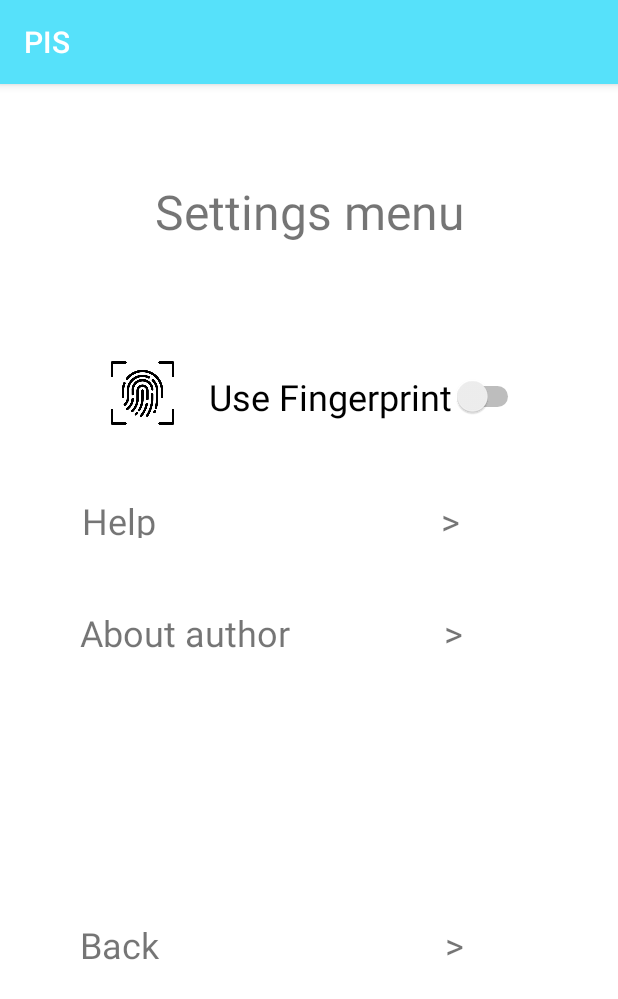
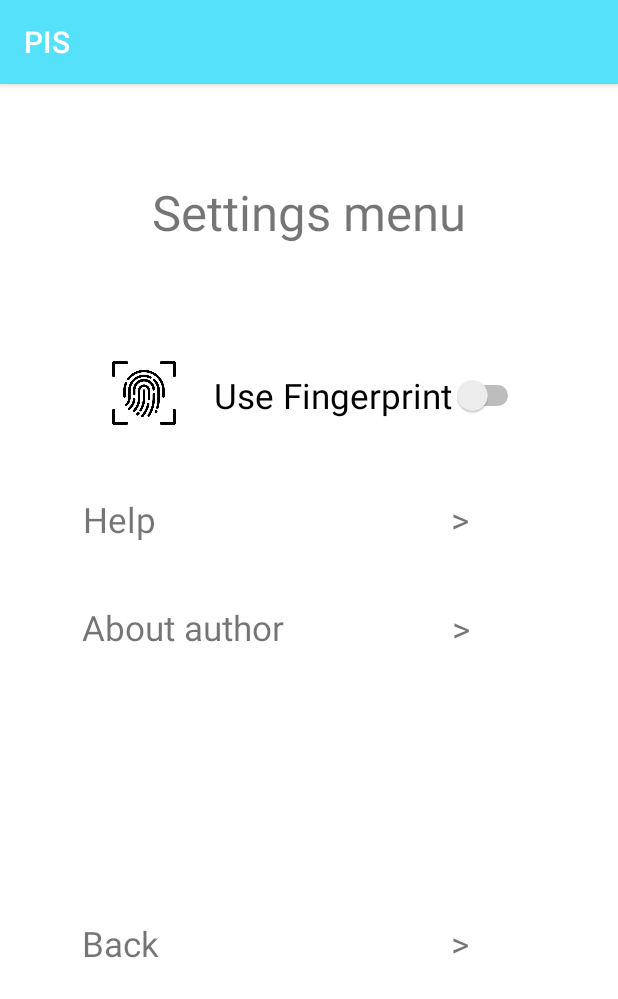
Before and after one commit to alexhr05/PersonalI-Information-app, an Android app: the Settings screen opened directly, with no data from a screen before it, on a phone screen of 412 x 824 dp. Shown: the top 999 px of the screen. Run offline under Robolectric (Android 15) with nearby library versions, the phone set to English and light mode, and no system bars; our stand-ins replace sdp/ssp sizes; 2 statements that could not run were skipped.

Commit message:
Fix design to Settings

```diff
--- a/app/src/main/res/layout/help_page.xml
+++ b/app/src/main/res/layout/help_page.xml
@@ -48,10 +48,10 @@
         android:layout_width="221dp"
         android:layout_height="45dp"
         android:layout_marginTop="56dp"
-        android:layout_marginEnd="92dp"
         android:text="Help For App"
         android:textSize="34dp"
         app:layout_constraintEnd_toEndOf="parent"
+        app:layout_constraintStart_toStartOf="parent"
         app:layout_constraintTop_toTopOf="parent" />
 
 
--- a/app/src/main/res/layout/settings_menu.xml
+++ b/app/src/main/res/layout/settings_menu.xml
@@ -35,14 +35,14 @@
 
     <TextView
         android:id="@+id/txtBack"
-        android:layout_width="306dp"
-        android:layout_height="28dp"
+        android:layout_width="@dimen/_234sdp"
+        android:layout_height="wrap_content"
         android:layout_alignParentStart="true"
         android:layout_alignParentTop="true"
         android:layout_centerInParent="true"
         android:layout_marginTop="112dp"
         android:text="Back"
-        android:textSize="24dp"
+        android:textSize="@dimen/_18sdp"
         app:layout_constraintBottom_toBottomOf="parent"
         app:layout_constraintEnd_toStartOf="@+id/guidelineEndSettings"
         app:layout_constraintHorizontal_bias="0.512"
@@ -52,17 +52,17 @@
 
     <TextView
         android:id="@+id/txtBackArrow"
-        android:layout_width="64dp"
-        android:layout_height="26dp"
+        android:layout_width="@dimen/_45sdp"
+        android:layout_height="wrap_content"
         android:layout_alignParentStart="true"
         android:layout_alignParentTop="true"
         android:layout_centerInParent="true"
         android:layout_marginTop="112dp"
         android:text=">"
-        android:textSize="24dp"
+        android:textSize="@dimen/_18sdp"
         app:layout_constraintBottom_toBottomOf="parent"
         app:layout_constraintEnd_toStartOf="@+id/guidelineEndSettings"
-        app:layout_constraintHorizontal_bias="0.935"
+        app:layout_constraintHorizontal_bias="0.931"
         app:layout_constraintStart_toStartOf="@+id/guidelineStartSettings"
         app:layout_constraintTop_toTopOf="@+id/guidelineEndBottomSettings"
         app:layout_constraintVertical_bias="0.0" />
@@ -76,7 +76,7 @@
         android:layout_centerInParent="true"
         android:layout_marginTop="63dp"
         android:text="Settings menu"
-        android:textSize="32dp"
+        android:textSize="@dimen/_25sdp"
         app:layout_constraintBottom_toTopOf="@+id/guidelineStartTopSettings"
         app:layout_constraintEnd_toStartOf="@+id/guidelineEndSettings"
         app:layout_constraintStart_toStartOf="@+id/guidelineStartSettings"
@@ -85,14 +85,14 @@
 
     <TextView
         android:id="@+id/txtHelp"
-        android:layout_width="306dp"
-        android:layout_height="28dp"
+        android:layout_width="@dimen/_234sdp"
+        android:layout_height="wrap_content"
         android:layout_alignParentStart="true"
         android:layout_alignParentTop="true"
         android:layout_centerInParent="true"
         android:layout_marginTop="52dp"
         android:text="Help"
-        android:textSize="24dp"
+        android:textSize="@dimen/_18sdp"
         app:layout_constraintBottom_toTopOf="@+id/txtAuthorInfo"
         app:layout_constraintEnd_toStartOf="@+id/guidelineEndSettings"
         app:layout_constraintHorizontal_bias="0.538"
@@ -102,14 +102,14 @@
 
     <TextView
         android:id="@+id/txtHelpArrow"
-        android:layout_width="66dp"
-        android:layout_height="29dp"
+        android:layout_width="@dimen/_45sdp"
+        android:layout_height="wrap_content"
         android:layout_alignParentStart="true"
         android:layout_alignParentTop="true"
         android:layout_centerInParent="true"
         android:layout_marginTop="52dp"
         android:text=">"
-        android:textSize="24dp"
+        android:textSize="@dimen/_18sdp"
         app:layout_constraintBottom_toTopOf="@+id/txtAuthorInfoArrow"
         app:layout_constraintEnd_toStartOf="@+id/guidelineEndSettings"
         app:layout_constraintHorizontal_bias="0.931"
@@ -119,13 +119,13 @@
 
     <TextView
         android:id="@+id/txtAuthorInfo"
-        android:layout_width="306dp"
-        android:layout_height="28dp"
+        android:layout_width="@dimen/_234sdp"
+        android:layout_height="wrap_content"
         android:layout_alignParentStart="true"
         android:layout_alignParentTop="true"
         android:layout_centerInParent="true"
         android:text="About author"
-        android:textSize="24dp"
+        android:textSize="@dimen/_18sdp"
         app:layout_constraintBottom_toTopOf="@+id/guidelineEndBottomSettings"
         app:layout_constraintEnd_toStartOf="@+id/guidelineEndSettings"
         app:layout_constraintHorizontal_bias="0.512"
@@ -135,13 +135,13 @@
 
     <TextView
         android:id="@+id/txtAuthorInfoArrow"
-        android:layout_width="64dp"
-        android:layout_height="27dp"
+        android:layout_width="@dimen/_45sdp"
+        android:layout_height="wrap_content"
         android:layout_alignParentStart="true"
         android:layout_alignParentTop="true"
         android:layout_centerInParent="true"
         android:text=">"
-        android:textSize="24dp"
+        android:textSize="@dimen/_18sdp"
         app:layout_constraintBottom_toTopOf="@+id/guidelineEndBottomSettings"
         app:layout_constraintEnd_toStartOf="@+id/guidelineEndSettings"
         app:layout_constraintHorizontal_bias="0.932"
@@ -159,7 +159,7 @@
         android:layout_marginTop="192dp"
         android:layout_marginEnd="28dp"
         android:text="Use Fingerprint"
-        android:textSize="24dp"
+        android:textSize="@dimen/_18sdp"
         app:layout_constraintBottom_toTopOf="@+id/guidelineStartTopSettings"
         app:layout_constraintEnd_toStartOf="@+id/guidelineEndSettings"
         app:layout_constraintHorizontal_bias="0.981"
@@ -169,8 +169,8 @@
 
     <ImageView
         android:id="@+id/imgViewFingerPrint"
-        android:layout_width="67dp"
-        android:layout_height="52dp"
+        android:layout_width="@dimen/_46sdp"
+        android:layout_height="@dimen/_40sdp"
         android:layout_alignParentStart="true"
         android:layout_alignParentTop="true"
         android:layout_centerInParent="true"
```
